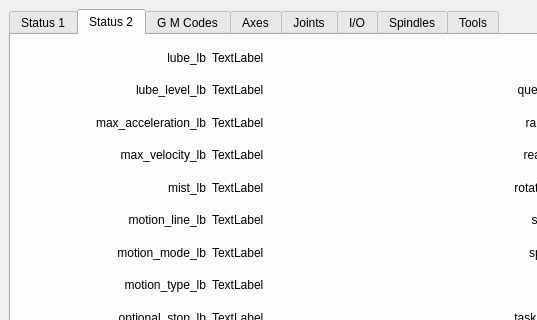
This is examples/status.ui in jethornton/flexgui as Qt 5 draws it before an edit; both pictures show x 0 to 537 and y 0 to 320 of the 800 by 600 pixel window. The edited form follows.
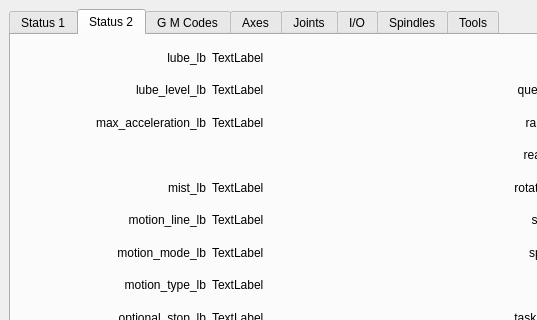
This is the edited form. The open tabs and pages were chosen to show the change.

Commit message: remove max velocity slider from examples

Patch:
```diff
--- a/examples/status.ui
+++ b/examples/status.ui
@@ -586,13 +586,6 @@
           </property>
          </widget>
         </item>
-        <item row="3" column="1">
-         <widget class="QLabel" name="max_velocity_lb">
-          <property name="text">
-           <string>TextLabel</string>
-          </property>
-         </widget>
-        </item>
         <item row="11" column="3">
          <widget class="QLabel" name="tool_in_spindle_lb">
           <property name="text">
@@ -906,16 +899,6 @@
           </property>
          </widget>
         </item>
-        <item row="3" column="0">
-         <widget class="QLabel" name="label_32">
-          <property name="text">
-           <string>max_velocity_lb</string>
-          </property>
-          <property name="alignment">
-           <set>Qt::AlignRight|Qt::AlignTrailing|Qt::AlignVCenter</set>
-          </property>
-         </widget>
-        </item>
         <item row="6" column="1">
          <widget class="QLabel" name="motion_mode_lb">
           <property name="text">
```
The commit also changes 4 other files.
